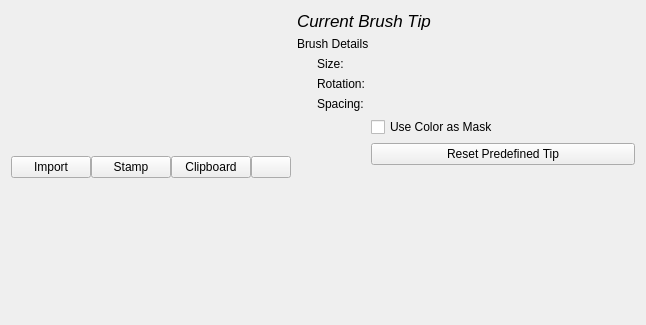
Before: the Qt Designer form plugins/paintops/libpaintop/forms/wdgpredefinedbrushchooser.ui in KDE/krita, drawn with Qt 5.
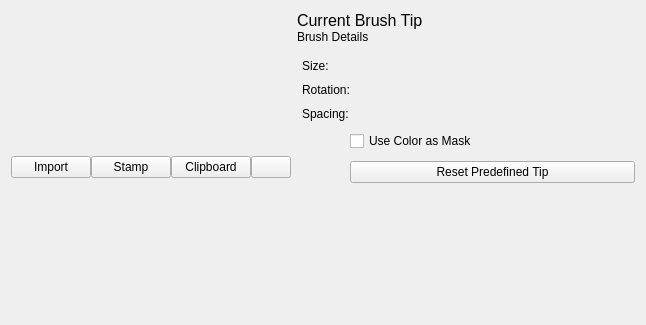
After: the same form once the commit is applied. Custom widgets are drawn as their Qt base class.

Commit message: fix up the alignmen a bit on the predefined presets widget. also update the auto-spacing widget so the checkbox aligns better with the left edge

Diff of the .ui file:
```diff
--- a/plugins/paintops/libpaintop/forms/wdgpredefinedbrushchooser.ui
+++ b/plugins/paintops/libpaintop/forms/wdgpredefinedbrushchooser.ui
@@ -95,12 +95,15 @@
    </item>
    <item>
     <layout class="QVBoxLayout" name="verticalLayout">
+     <property name="spacing">
+      <number>0</number>
+     </property>
      <item>
       <widget class="QLabel" name="brushTipNameLabel">
        <property name="font">
         <font>
-         <pointsize>13</pointsize>
-         <italic>true</italic>
+         <pointsize>12</pointsize>
+         <italic>false</italic>
         </font>
        </property>
        <property name="autoFillBackground">
@@ -110,7 +113,7 @@
         <string>Current Brush Tip</string>
        </property>
        <property name="margin">
-        <number>5</number>
+        <number>2</number>
        </property>
       </widget>
      </item>
@@ -120,14 +123,20 @@
         <string>Brush Details</string>
        </property>
        <property name="margin">
-        <number>5</number>
+        <number>2</number>
        </property>
       </widget>
      </item>
      <item>
       <layout class="QGridLayout" name="gridLayout">
        <property name="leftMargin">
-        <number>20</number>
+        <number>5</number>
+       </property>
+       <property name="topMargin">
+        <number>15</number>
+       </property>
+       <property name="verticalSpacing">
+        <number>10</number>
        </property>
        <item row="1" column="0">
         <widget class="QLabel" name="brushRotationLabel">
```
The commit also changes 1 other file.
